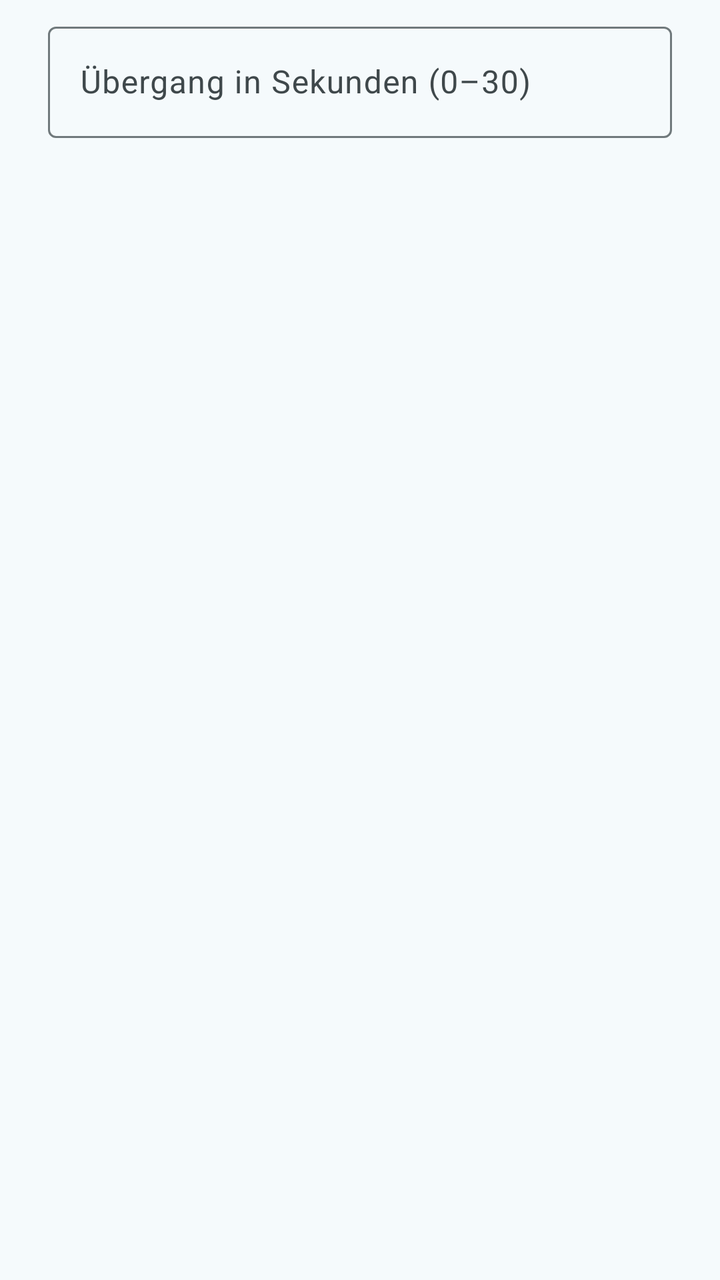
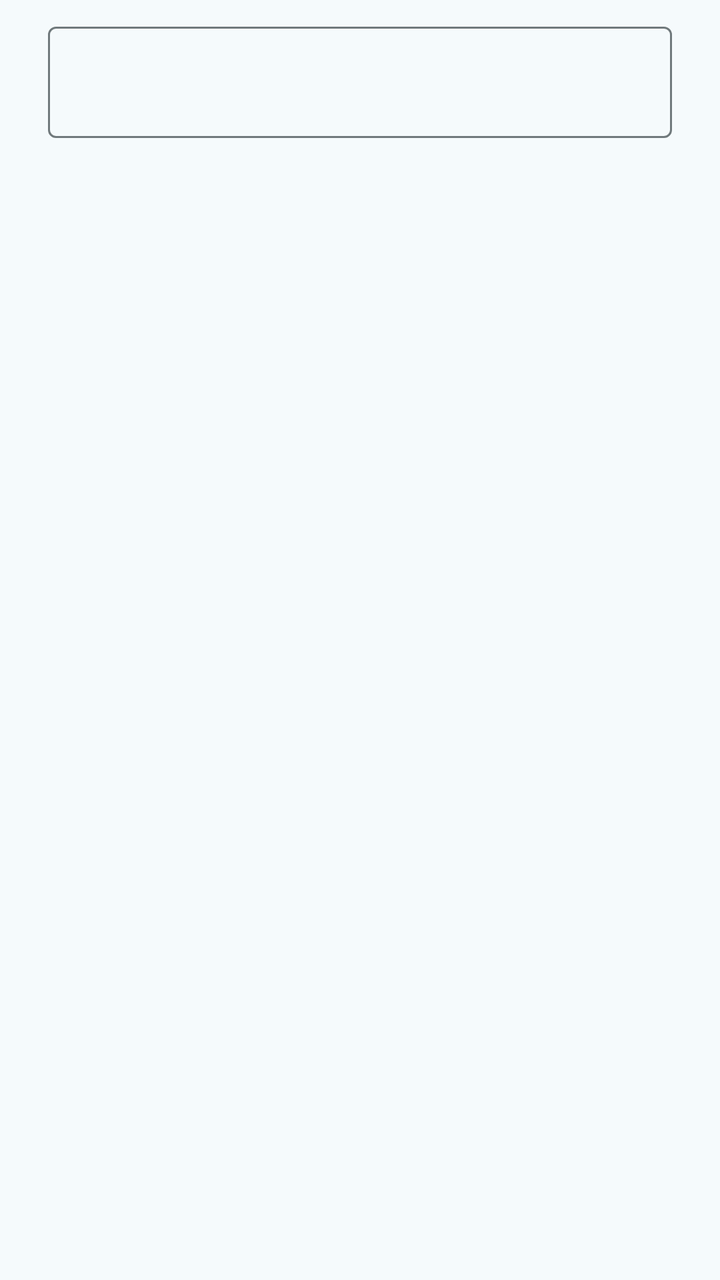

The first picture is an Android layout as it rendered before a commit; the second is the same layout after the commit. The layout source and the unified diff follow.
<!-- AndroidManifest.xml: application theme Theme.Workout -->
<!-- res/layout/dialog_transition_input.xml -->
<?xml version="1.0" encoding="utf-8"?>
<LinearLayout xmlns:android="http://schemas.android.com/apk/res/android"
    android:layout_width="match_parent"
    android:layout_height="wrap_content"
    android:orientation="vertical"
    android:paddingStart="24dp"
    android:paddingTop="8dp"
    android:paddingEnd="24dp">

    <com.google.android.material.textfield.TextInputLayout
        android:layout_width="match_parent"
        android:layout_height="wrap_content"
        android:hint="@string/uebergang_in_sekunden">

        <com.google.android.material.textfield.TextInputEditText
            android:id="@+id/edtTransition"
            android:layout_width="match_parent"
            android:layout_height="wrap_content"
            android:inputType="number"/>

    </com.google.android.material.textfield.TextInputLayout>
</LinearLayout>
<!-- resources referenced by this layout -->
<resources>
  <string name="uebergang_in_sekunden">Übergang in Sekunden (0–30)</string>
  <style name="Theme.Workout" parent="Base.Theme.Workout" />
  <color name="primary">#00687A</color>
  <color name="on_primary">#FFFFFF</color>
  <color name="primary_container">#ACEDFF</color>
  <color name="on_primary_container">#001F26</color>
  <color name="primary_inverse">#84D2E7</color>
  <color name="secondary">#4B6269</color>
  <color name="on_secondary">#FFFFFF</color>
  <color name="secondary_container">#CEE7EF</color>
  <color name="on_secondary_container">#061F25</color>
  <color name="tertiary">#565D7E</color>
  <color name="on_tertiary">#FFFFFF</color>
  <color name="tertiary_container">#DDE1FF</color>
  <color name="on_tertiary_container">#131A37</color>
  <color name="error">#BA1A1A</color>
  <color name="on_error">#FFFFFF</color>
  <color name="error_container">#FFDAD6</color>
  <color name="on_error_container">#410002</color>
  <color name="surface">#F5FAFC</color>
  <color name="on_surface">#171C1E</color>
  <color name="surface_variant">#DBE4E7</color>
  <color name="on_surface_variant">#3F484B</color>
  <color name="surface_inverse">#2B3133</color>
  <color name="on_surface_inverse">#ECF2F4</color>
  <color name="surface_dim">#D5DBDD</color>
  <color name="surface_bright">#F5FAFC</color>
  <color name="surface_container_lowest">#FFFFFF</color>
  <color name="surface_container_low">#EFF4F7</color>
  <color name="surface_container">#E9EFF1</color>
  <color name="surface_container_high">#E3E9EB</color>
  <color name="surface_container_highest">#DEE3E6</color>
  <color name="outline">#70797C</color>
  <color name="outline_variant">#BFC8CB</color>
  <!-- unchanged entries left out for length: 1 -->
</resources>

<!-- the commit's change to res/layout/dialog_transition_input.xml (unified diff, before → after) -->
@@ -7,10 +7,11 @@
     android:paddingTop="8dp"
     android:paddingEnd="24dp">
 
+    
     <com.google.android.material.textfield.TextInputLayout
+        android:id="@+id/layoutTransition"
         android:layout_width="match_parent"
-        android:layout_height="wrap_content"
-        android:hint="@string/uebergang_in_sekunden">
+        android:layout_height="wrap_content">
 
         <com.google.android.material.textfield.TextInputEditText
             android:id="@+id/edtTransition"
<!-- resource entries referenced after the edit -->
@@ -1,6 +1,5 @@
 <!-- resources referenced by this layout -->
 <resources>
-  <string name="uebergang_in_sekunden">Übergang in Sekunden (0–30)</string>
   <style name="Theme.Workout" parent="Base.Theme.Workout" />
   <color name="primary">#00687A</color>
   <color name="on_primary">#FFFFFF</color>
